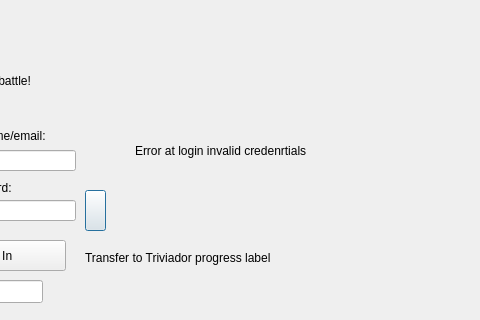
First picture: the form in Triviador/Triviador/Login.ui, repository AndreiAndreea/TriviadorMCpp, before the edit; both pictures show x 105 to 585 and y 0 to 320 of the 796 by 435 pixel window.
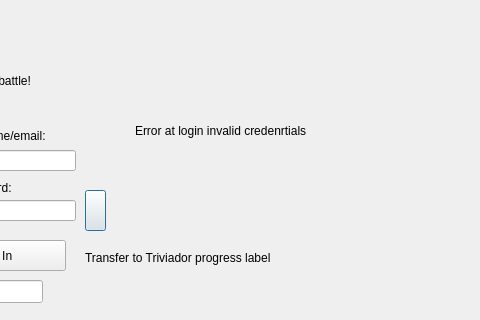
Second picture: the form after the edit.

Commit message: Added libcpr (nuget package). Set Runtime library for Debug (from MD to MDd). Refactored code for 'checkuser' route in ServerConsole project. Resolved login bug (it wasn't connecting correctly to the server route). Added new error codes for login form (server and client handling). Added a functionality to 'Play' button from the game menu.

What changed in the file:
```diff
--- a/Triviador/Triviador/Login.ui
+++ b/Triviador/Triviador/Login.ui
@@ -105,14 +105,17 @@
    <property name="geometry">
     <rect>
      <x>240</x>
-     <y>130</y>
+     <y>90</y>
      <width>211</width>
-     <height>41</height>
+     <height>81</height>
     </rect>
    </property>
    <property name="text">
     <string>Error at login invalid credenrtials</string>
    </property>
+   <property name="wordWrap">
+    <bool>true</bool>
+   </property>
   </widget>
   <widget class="QPushButton" name="loginBackPushButton">
    <property name="geometry">
```
The commit also changes 11 other files.
